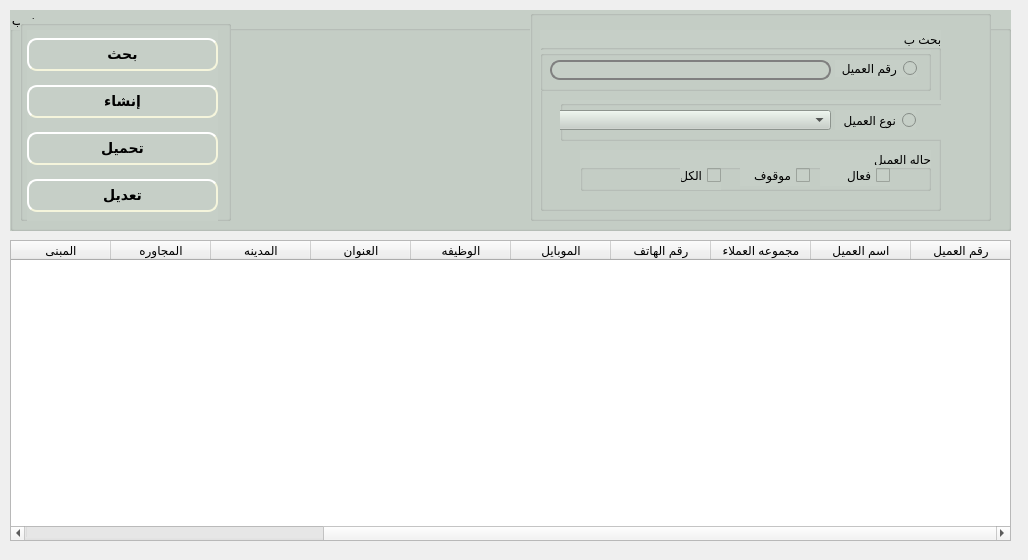
Before: the Qt Designer form presentation/loyalty_ui/customer_display.ui in shymaa123456/HyperPOS2020, drawn with Qt 5.
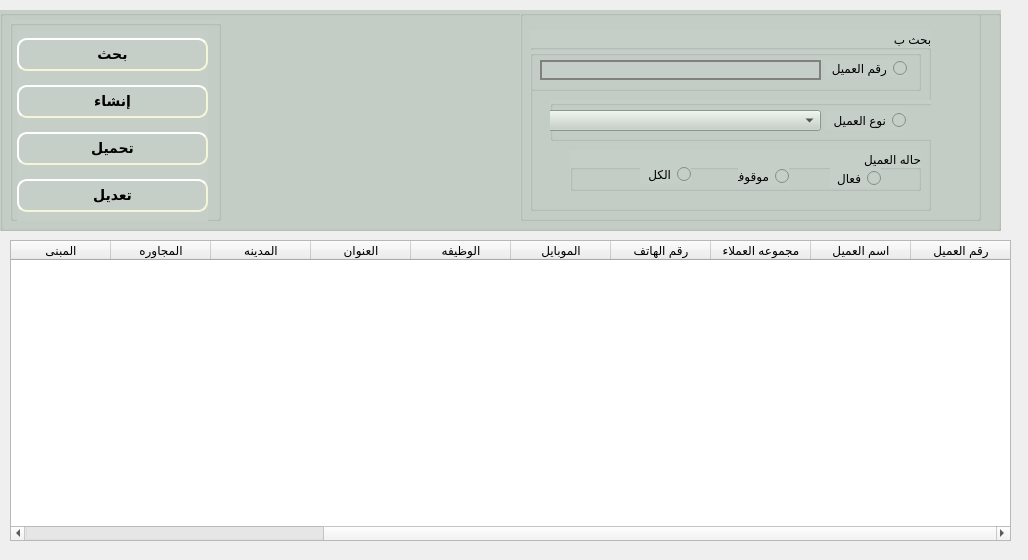
After: the same form once the commit is applied.

```diff
--- a/presentation/loyalty_ui/customer_display.ui
+++ b/presentation/loyalty_ui/customer_display.ui
@@ -45,7 +45,7 @@
   <widget class="QGroupBox" name="groupBox">
    <property name="geometry">
     <rect>
-     <x>10</x>
+     <x>0</x>
      <y>10</y>
      <width>1001</width>
      <height>221</height>
@@ -61,12 +61,15 @@
    <property name="layoutDirection">
     <enum>Qt::LeftToRight</enum>
    </property>
+   <property name="autoFillBackground">
+    <bool>false</bool>
+   </property>
    <property name="styleSheet">
     <string notr="true">
 background-color: rgb(198, 207, 199);</string>
    </property>
    <property name="title">
-    <string>بحث ب </string>
+    <string/>
    </property>
    <widget class="QGroupBox" name="groupBox_5">
     <property name="geometry">
@@ -122,10 +125,10 @@
        </property>
        <property name="geometry">
         <rect>
-         <x>-10</x>
+         <x>-20</x>
          <y>10</y>
-         <width>281</width>
-         <height>20</height>
+         <width>291</width>
+         <height>21</height>
         </rect>
        </property>
        <property name="layoutDirection">
@@ -179,13 +182,16 @@
       <property name="title">
        <string>حاله العميل</string>
       </property>
-      <widget class="QCheckBox" name="QcheckBox_magazine_2">
+      <widget class="QRadioButton" name="radioButton_3">
+       <property name="enabled">
+        <bool>true</bool>
+       </property>
        <property name="geometry">
         <rect>
-         <x>240</x>
-         <y>15</y>
-         <width>70</width>
-         <height>21</height>
+         <x>260</x>
+         <y>18</y>
+         <width>51</width>
+         <height>20</height>
         </rect>
        </property>
        <property name="layoutDirection">
@@ -195,13 +201,16 @@
         <string>فعال</string>
        </property>
       </widget>
-      <widget class="QCheckBox" name="QcheckBox_magazine_3">
+      <widget class="QRadioButton" name="radioButton_4">
+       <property name="enabled">
+        <bool>true</bool>
+       </property>
        <property name="geometry">
         <rect>
-         <x>160</x>
-         <y>15</y>
-         <width>70</width>
-         <height>21</height>
+         <x>168</x>
+         <y>16</y>
+         <width>51</width>
+         <height>20</height>
         </rect>
        </property>
        <property name="layoutDirection">
@@ -211,13 +220,16 @@
         <string>موقوف</string>
        </property>
       </widget>
-      <widget class="QCheckBox" name="QcheckBox_magazine_5">
+      <widget class="QRadioButton" name="radioButton_5">
+       <property name="enabled">
+        <bool>true</bool>
+       </property>
        <property name="geometry">
         <rect>
-         <x>100</x>
-         <y>10</y>
-         <width>41</width>
-         <height>30</height>
+         <x>70</x>
+         <y>14</y>
+         <width>51</width>
+         <height>20</height>
         </rect>
        </property>
        <property name="layoutDirection">
@@ -270,7 +282,7 @@
        </property>
        <property name="styleSheet">
         <string notr="true"> border: 2px solid gray;
-    border-radius: 10px;
+   
     padding: 0 8px;
     
     selection-background-color: darkgray;</string>
@@ -421,6 +433,15 @@
         <property name="text">
          <string>بحث</string>
         </property>
+        <property name="checkable">
+         <bool>true</bool>
+        </property>
+        <property name="default">
+         <bool>false</bool>
+        </property>
+        <property name="flat">
+         <bool>false</bool>
+        </property>
        </widget>
       </item>
       <item>
```
Left out of the diff: 12 changed lines with no effect on the pictures.
